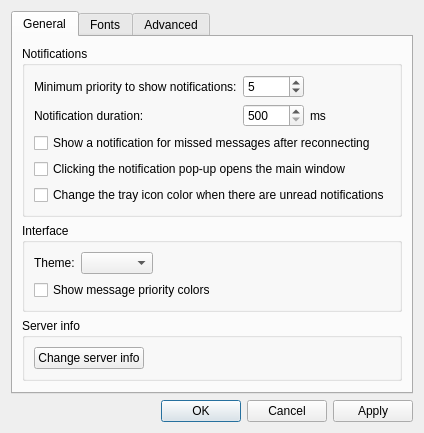
Above: gotify_tray/gui/designs/widget_settings.ui from seird/gotify-tray before the change. Below: the same form after it.
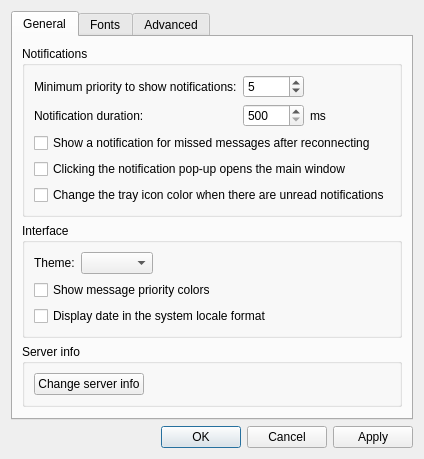
That is the form after the change.

Commit message: add option to set date label as system locale format

```diff
--- a/gotify_tray/gui/designs/widget_settings.ui
+++ b/gotify_tray/gui/designs/widget_settings.ui
@@ -6,8 +6,8 @@
    <rect>
     <x>0</x>
     <y>0</y>
-    <width>402</width>
-    <height>392</height>
+    <width>415</width>
+    <height>450</height>
    </rect>
   </property>
   <property name="windowTitle">
@@ -168,6 +168,13 @@
             </property>
            </widget>
           </item>
+          <item>
+           <widget class="QCheckBox" name="cb_locale">
+            <property name="text">
+             <string>Display date in the system locale format</string>
+            </property>
+           </widget>
+          </item>
          </layout>
         </widget>
        </item>
```
The commit also changes 4 other files.
